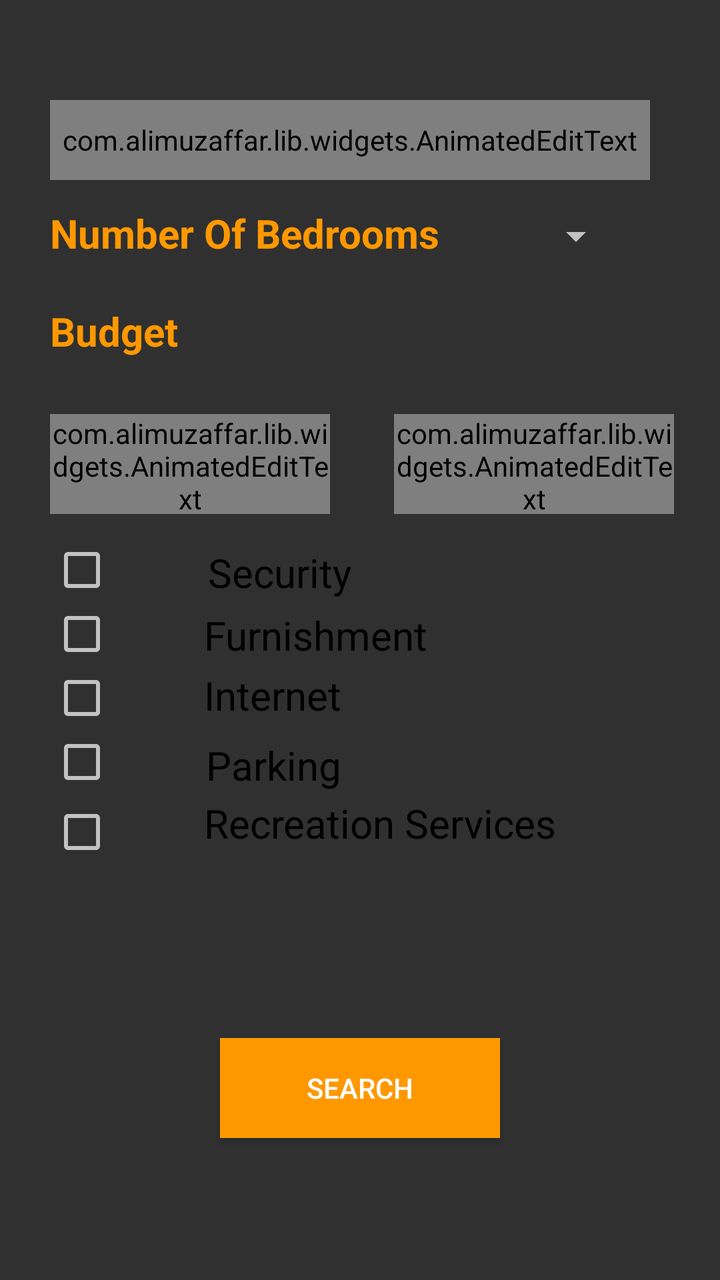
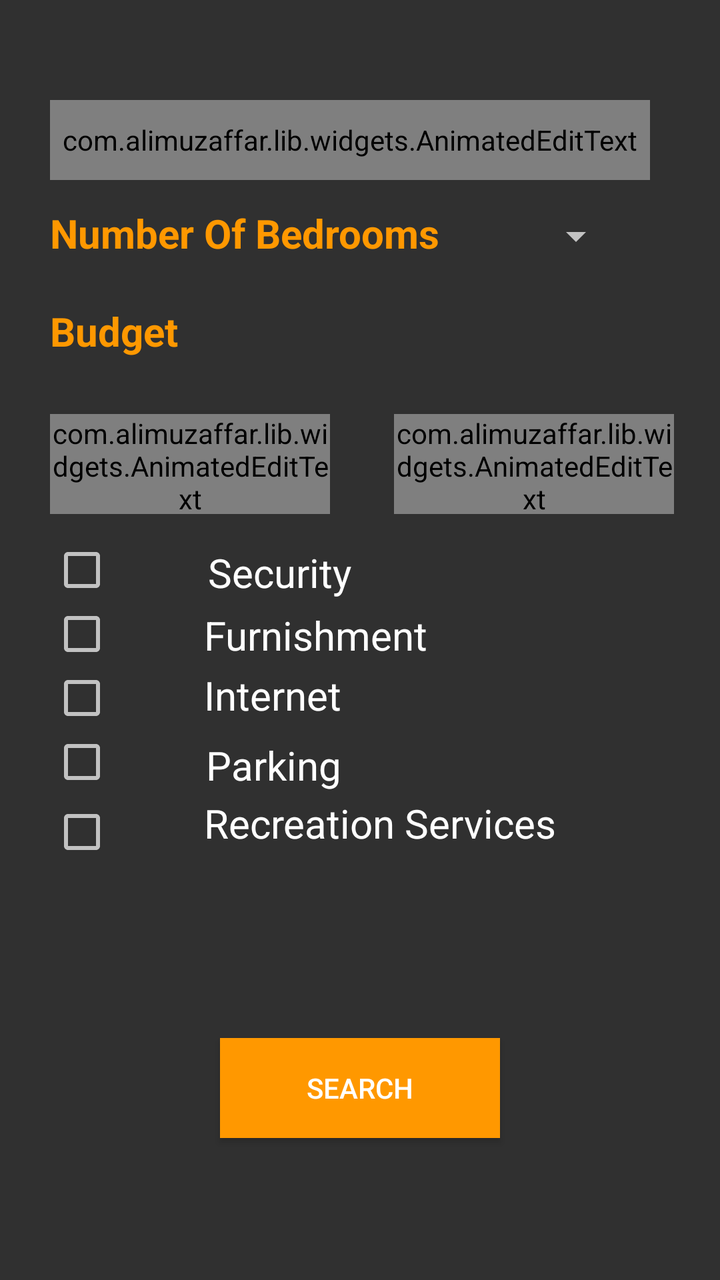

Screens rendered from an Android XML layout before and after an edit, with the pre-edit source and the edit as a unified diff.
<!-- AndroidManifest.xml: application theme Theme.AppCompat.NoActionBar -->
<!-- res/layout/requirementlayout.xml -->
<?xml version="1.0" encoding="utf-8"?>
<RelativeLayout xmlns:android="http://schemas.android.com/apk/res/android"
    xmlns:app="http://schemas.android.com/apk/res-auto"
    android:layout_width="match_parent"
    android:layout_height="match_parent"
    app:layout_behavior="@string/appbar_scrolling_view_behavior">

    <RelativeLayout
        android:id="@+id/requirement_fragment_layout"
        android:layout_width="match_parent"
        android:layout_height="580dp"
        android:layout_alignParentStart="true"
        android:layout_alignParentTop="true">

        <com.alimuzaffar.lib.widgets.AnimatedEditText
            android:id="@+id/locationtolive"
            android:layout_width="300dp"
            android:layout_height="40dp"
            android:layout_alignParentTop="true"
            android:layout_marginLeft="25dp"
            android:layout_marginTop="50dp"
            android:hint="Where do you want to live?" />

        <TextView
            android:id="@+id/bedrroomnuber"
            android:layout_width="280dp"
            android:layout_height="30dp"
            android:layout_below="@+id/locationtolive"
            android:layout_alignStart="@+id/locationtolive"
            android:layout_alignLeft="@+id/locationtolive"
            android:layout_marginTop="13dp"
            android:text="Number Of Bedrooms"
            android:textColor="#FF9800"
            android:textSize="20dp"
            android:textStyle="bold" />

        <Spinner
            android:id="@+id/numberofbedroomsspinner1"
            android:layout_width="60dp"
            android:layout_height="30dp"
            android:layout_alignTop="@+id/bedrroomnuber"
            android:layout_alignParentEnd="true"
            android:layout_alignParentRight="true"
            android:layout_marginEnd="48dp"
            android:layout_marginRight="48dp"></Spinner>

        <TextView
            android:id="@+id/propertybudget"
            android:layout_width="150dp"
            android:layout_height="30dp"
            android:layout_below="@+id/bedrroomnuber"
            android:layout_alignStart="@+id/bedrroomnuber"
            android:layout_alignLeft="@+id/bedrroomnuber"
            android:layout_marginTop="19dp"
            android:text="Budget"
            android:textColor="#FF9800"
            android:textSize="20dp"
            android:textStyle="bold" />

        <com.alimuzaffar.lib.widgets.AnimatedEditText
            android:id="@+id/minbudget"
            android:layout_width="140dp"
            android:layout_height="50dp"
            android:layout_below="@+id/propertybudget"
            android:layout_alignStart="@+id/propertybudget"
            android:layout_alignLeft="@+id/propertybudget"
            android:layout_marginTop="25dp"
            android:hint="Min"
            android:textSize="20dp" />

        <com.alimuzaffar.lib.widgets.AnimatedEditText
            android:id="@+id/maxbudget"
            android:layout_width="140dp"
            android:layout_height="50dp"
            android:layout_alignBaseline="@+id/minbudget"
            android:layout_alignBottom="@+id/minbudget"
            android:layout_alignParentEnd="true"
            android:layout_alignParentRight="true"
            android:layout_marginEnd="23dp"
            android:layout_marginRight="23dp"
            android:hint="Max"
            android:textSize="20dp" />


        <CheckBox
            android:id="@+id/securitycheckbox1"
            android:layout_width="wrap_content"
            android:layout_height="wrap_content"
            android:layout_below="@+id/minbudget"
            android:layout_alignStart="@+id/minbudget"
            android:layout_alignLeft="@+id/minbudget"
            android:layout_marginTop="12dp" />

        <CheckBox
            android:id="@+id/furnishmentchechbox1"
            android:layout_width="wrap_content"
            android:layout_height="wrap_content"
            android:layout_below="@+id/securitycheckbox1"
            android:layout_alignStart="@+id/securitycheckbox1"
            android:layout_alignLeft="@+id/securitycheckbox1" />

        <CheckBox
            android:id="@+id/internetcheckbox1"
            android:layout_width="wrap_content"
            android:layout_height="wrap_content"
            android:layout_below="@+id/furnishmentchechbox1"
            android:layout_alignStart="@+id/furnishmentchechbox1"
            android:layout_alignLeft="@+id/furnishmentchechbox1" />

        <CheckBox
            android:id="@+id/recreationcheckbox1"
            android:layout_width="wrap_content"
            android:layout_height="wrap_content"
            android:layout_below="@+id/internetcheckbox1"
            android:layout_alignStart="@+id/internetcheckbox1"
            android:layout_alignLeft="@+id/internetcheckbox1" />

        <CheckBox
            android:id="@+id/parkingcheckbox1"
            android:layout_width="wrap_content"
            android:layout_height="wrap_content"
            android:layout_below="@+id/recreationcheckbox1"
            android:layout_alignStart="@+id/recreationcheckbox1"
            android:layout_alignLeft="@+id/recreationcheckbox1"
            android:layout_marginStart="0dp"
            android:layout_marginLeft="0dp"
            android:layout_marginTop="3dp" />

        <TextView
            android:layout_width="200dp"
            android:layout_height="30dp"

            android:layout_above="@+id/furnishmentchechbox1"
            android:layout_alignParentStart="true"
            android:layout_alignParentLeft="true"
            android:layout_marginStart="104dp"
            android:layout_marginLeft="104dp"
            android:layout_marginBottom="-2dp"
            android:text="Security"
            android:textColor="@android:color/black"
            android:textSize="20dp" />

        <TextView
            android:id="@+id/furnishmenthead"
            android:layout_width="200dp"
            android:layout_height="30dp"
            android:layout_alignParentStart="true"
            android:layout_alignParentLeft="true"
            android:layout_alignParentBottom="true"
            android:layout_marginStart="102dp"
            android:layout_marginLeft="102dp"
            android:layout_marginBottom="246dp"
            android:text="Furnishment"
            android:textColor="@android:color/black"
            android:textSize="20dp" />

        <TextView
            android:id="@+id/Internethead"
            android:layout_width="200dp"
            android:layout_height="30dp"
            android:layout_alignStart="@+id/furnishmenthead"
            android:layout_alignLeft="@+id/furnishmenthead"
            android:layout_alignParentBottom="true"
            android:layout_marginStart="0dp"
            android:layout_marginLeft="0dp"
            android:layout_marginBottom="216dp"
            android:text="Internet"
            android:textColor="@android:color/black"
            android:textSize="20dp" />

        <TextView
            android:id="@+id/recreationhead"
            android:layout_width="200dp"
            android:layout_height="30dp"
            android:layout_alignParentStart="true"
            android:layout_alignParentLeft="true"
            android:layout_alignParentBottom="true"
            android:layout_marginStart="102dp"
            android:layout_marginLeft="102dp"
            android:layout_marginBottom="152dp"
            android:text="Recreation Services"
            android:textColor="@android:color/black"
            android:textSize="20dp" />

        <TextView
            android:id="@+id/parkinghead"
            android:layout_width="200dp"
            android:layout_height="30dp"
            android:layout_alignStart="@+id/Internethead"
            android:layout_alignLeft="@+id/Internethead"
            android:layout_alignBottom="@+id/parkingcheckbox1"
            android:layout_marginStart="1dp"
            android:layout_marginLeft="1dp"
            android:layout_marginBottom="33dp"
            android:text="Parking"
            android:textColor="@android:color/black"
            android:textSize="20dp" />

        <Button
            android:id="@+id/searchbutton"
            android:layout_width="140dp"
            android:layout_height="50dp"


            android:layout_alignParentBottom="true"
            android:layout_centerHorizontal="true"
            android:layout_marginBottom="11dp"
            android:background="#FF9800"
            android:text="Search"
            android:textColor="@android:color/white" />

    </RelativeLayout>
</RelativeLayout>
<!-- resources referenced by this layout -->
<resources>

</resources>

<!-- the commit's change to res/layout/requirementlayout.xml (unified diff, before → after) -->
@@ -137,7 +137,7 @@
             android:layout_marginLeft="104dp"
             android:layout_marginBottom="-2dp"
             android:text="Security"
-            android:textColor="@android:color/black"
+            android:textColor="@color/white"
             android:textSize="20dp" />
 
         <TextView
@@ -151,7 +151,7 @@
             android:layout_marginLeft="102dp"
             android:layout_marginBottom="246dp"
             android:text="Furnishment"
-            android:textColor="@android:color/black"
+            android:textColor="@color/white"
             android:textSize="20dp" />
 
         <TextView
@@ -165,7 +165,7 @@
             android:layout_marginLeft="0dp"
             android:layout_marginBottom="216dp"
             android:text="Internet"
-            android:textColor="@android:color/black"
+            android:textColor="@color/white"
             android:textSize="20dp" />
 
         <TextView
@@ -179,7 +179,7 @@
             android:layout_marginLeft="102dp"
             android:layout_marginBottom="152dp"
             android:text="Recreation Services"
-            android:textColor="@android:color/black"
+            android:textColor="@color/white"
             android:textSize="20dp" />
 
         <TextView
@@ -193,7 +193,7 @@
             android:layout_marginLeft="1dp"
             android:layout_marginBottom="33dp"
             android:text="Parking"
-            android:textColor="@android:color/black"
+            android:textColor="@color/white"
             android:textSize="20dp" />
 
         <Button
<!-- resource entries referenced after the edit -->
@@ -1,5 +1,5 @@
 <!-- resources referenced by this layout -->
 <resources>
-
+  <color name="white">#FFFFFFFF</color>
 </resources>
 
